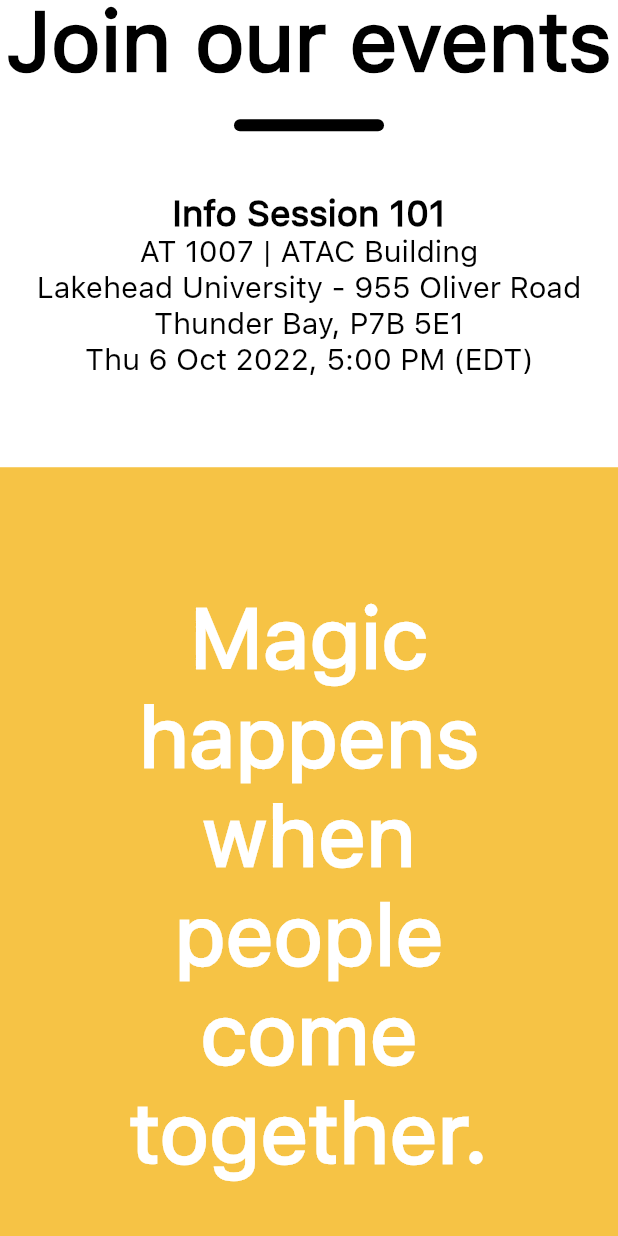
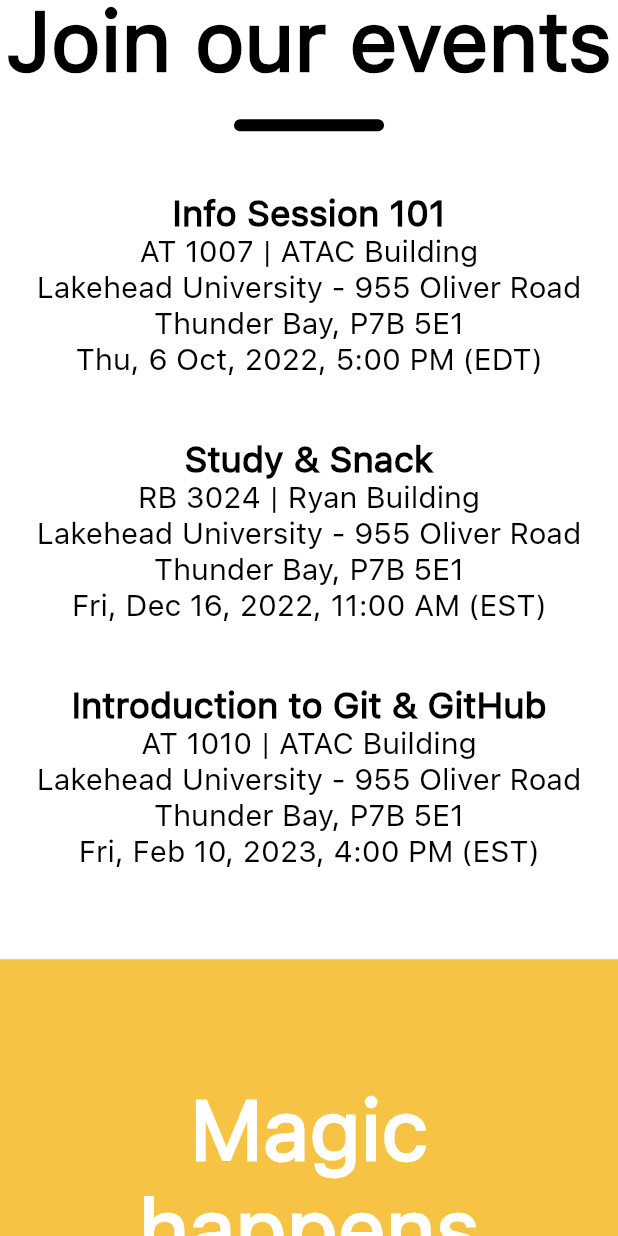
Before and after one commit to lu-dsc/site-ludsc, a Flutter app: the screen it shows after launch, scrolled down 1728 dp, on a phone screen of 412 x 824 dp. Run offline on Flutter 3.47's test engine with Material 2 defaults, Android fonts, the phone set to English and light mode, and no system bars; our stand-ins replace font_awesome_flutter, shared_preferences; missing offline and left inert: dart:html.

Commit message:
updated events

```diff
--- a/lib/screens/home/components/events.dart
+++ b/lib/screens/home/components/events.dart
@@ -25,7 +25,23 @@
                 'https://gdsc.community.dev/events/details/developer-student-clubs-lakehead-university-presents-info-session-101/',
             eventTitle: 'Info Session 101',
             eventLocation: 'AT 1007 | ATAC Building',
-            eventTime: 'Thu 6 Oct 2022, 5:00 PM (EDT)',
+            eventTime: 'Thu, 6 Oct, 2022, 5:00 PM (EDT)',
+          ),
+          eventItem(
+            context,
+            url:
+                'https://gdsc.community.dev/events/details/developer-student-clubs-lakehead-university-presents-study-snack/',
+            eventTitle: 'Study & Snack',
+            eventLocation: 'RB 3024 | Ryan Building',
+            eventTime: 'Fri, Dec 16, 2022, 11:00 AM (EST)',
+          ),
+          eventItem(
+            context,
+            url:
+                'https://gdsc.community.dev/events/details/developer-student-clubs-lakehead-university-presents-introduction-to-git-github/',
+            eventTitle: 'Introduction to Git & GitHub',
+            eventLocation: 'AT 1010 | ATAC Building',
+            eventTime: 'Fri, Feb 10, 2023, 4:00 PM (EST)',
           ),
         ],
       ),
```
